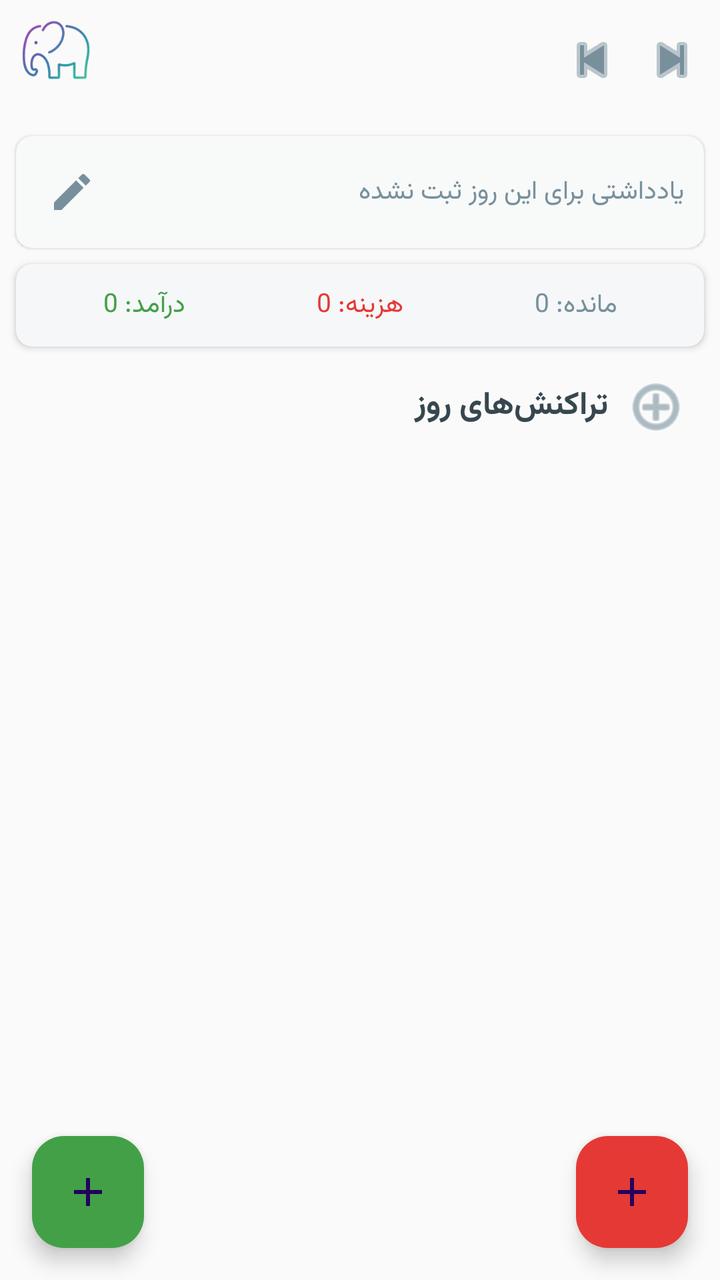
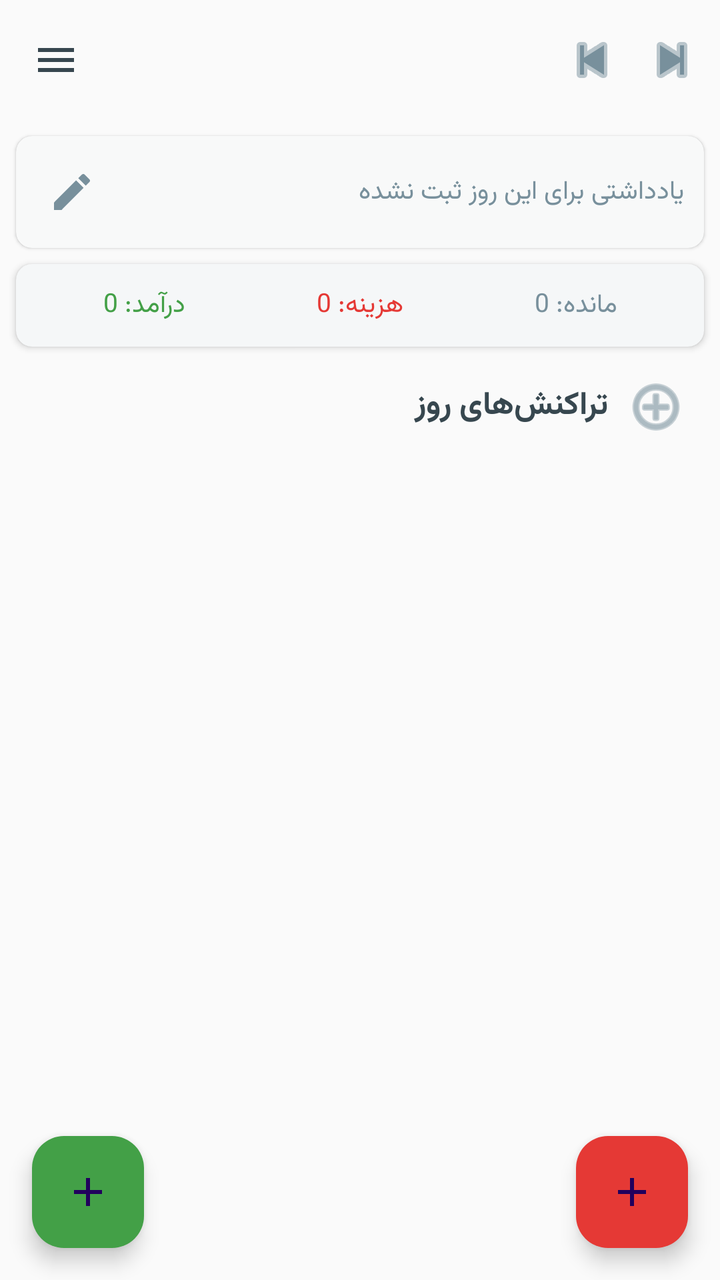

Two renders of the same Android screen: before a commit and after it. Below are the layout's source before the change and the commit's diff.
<!-- AndroidManifest.xml: application theme Theme.PillTracker -->
<!-- res/layout/activity_main.xml -->
<?xml version="1.0" encoding="utf-8"?>
<androidx.drawerlayout.widget.DrawerLayout xmlns:android="http://schemas.android.com/apk/res/android"
    xmlns:app="http://schemas.android.com/apk/res-auto"
    android:id="@+id/drawerLayout"
    android:layout_width="match_parent"
    android:layout_height="match_parent"
    android:background="@color/background">

    <FrameLayout
        android:layout_width="match_parent"
        android:layout_height="match_parent">

        <LinearLayout
            android:layout_width="match_parent"
            android:layout_height="match_parent"
            android:orientation="vertical">

            
            <LinearLayout
                android:layout_width="match_parent"
                android:layout_height="wrap_content"
                android:gravity="center_vertical"
                android:orientation="horizontal"
                android:paddingHorizontal="4dp"
                android:paddingVertical="6dp">

                <ImageButton
                    android:id="@+id/menuButton"
                    android:layout_width="48dp"
                    android:layout_height="48dp"
                    android:background="?attr/selectableItemBackgroundBorderless"
                    android:contentDescription="منو"
                    android:src="@drawable/ic_menu_new"
                    android:scaleType="fitCenter" />

                <TextView
                    android:id="@+id/dateHeader"
                    android:layout_width="0dp"
                    android:layout_height="wrap_content"
                    android:layout_weight="1"
                    android:gravity="center"
                    android:textColor="@color/on_surface"
                    android:textSize="16sp"
                    android:textStyle="bold" />

                <ImageButton
                    android:id="@+id/prevDayBtn"
                    android:layout_width="40dp"
                    android:layout_height="40dp"
                    android:background="?attr/selectableItemBackgroundBorderless"
                    android:contentDescription="روز قبل"
                    android:src="@android:drawable/ic_media_previous"
                    android:tint="@color/primary" />

                <ImageButton
                    android:id="@+id/nextDayBtn"
                    android:layout_width="40dp"
                    android:layout_height="40dp"
                    android:background="?attr/selectableItemBackgroundBorderless"
                    android:contentDescription="روز بعد"
                    android:src="@android:drawable/ic_media_next"
                    android:tint="@color/primary" />
            </LinearLayout>

            
            <HorizontalScrollView
                android:layout_width="match_parent"
                android:layout_height="wrap_content"
                android:scrollbars="none">

                <LinearLayout
                    android:id="@+id/dayStrip"
                    android:layout_width="wrap_content"
                    android:layout_height="wrap_content"
                    android:orientation="horizontal"
                    android:paddingHorizontal="8dp" />
            </HorizontalScrollView>

            
            <com.google.android.material.card.MaterialCardView
                android:id="@+id/noteCard"
                android:layout_width="match_parent"
                android:layout_height="wrap_content"
                android:layout_marginHorizontal="8dp"
                android:layout_marginTop="8dp"
                android:clickable="true"
                android:focusable="true"
                app:cardCornerRadius="8dp"
                app:cardElevation="1dp"
                app:strokeWidth="0dp">

                <LinearLayout
                    android:layout_width="match_parent"
                    android:layout_height="wrap_content"
                    android:gravity="center_vertical"
                    android:orientation="horizontal"
                    android:padding="10dp">

                    <ImageButton
                        android:id="@+id/noteButton"
                        android:layout_width="36dp"
                        android:layout_height="36dp"
                        android:background="?attr/selectableItemBackgroundBorderless"
                        android:contentDescription="یادداشت روزانه"
                        android:src="@drawable/ic_note"
                        android:tint="@color/primary" />

                    <TextView
                        android:id="@+id/noteText"
                        android:layout_width="0dp"
                        android:layout_height="wrap_content"
                        android:layout_marginStart="8dp"
                        android:layout_weight="1"
                        android:ellipsize="end"
                        android:maxLines="2"
                        android:text="یادداشتی برای این روز ثبت نشده"
                        android:textColor="@color/text_secondary"
                        android:textSize="13sp" />
                </LinearLayout>
            </com.google.android.material.card.MaterialCardView>

            
            <com.google.android.material.card.MaterialCardView
                android:layout_width="match_parent"
                android:layout_height="wrap_content"
                android:layout_marginHorizontal="8dp"
                android:layout_marginTop="8dp"
                app:cardCornerRadius="8dp"
                app:cardElevation="2dp"
                app:strokeWidth="0dp">

                <LinearLayout
                    android:layout_width="match_parent"
                    android:layout_height="wrap_content"
                    android:gravity="center"
                    android:orientation="horizontal"
                    android:padding="10dp">

                    <TextView
                        android:id="@+id/summaryIncome"
                        android:layout_width="0dp"
                        android:layout_height="wrap_content"
                        android:layout_weight="1"
                        android:gravity="center"
                        android:text="درآمد: 0"
                        android:textColor="@color/income_green"
                        android:textSize="13sp" />

                    <TextView
                        android:id="@+id/summaryExpense"
                        android:layout_width="0dp"
                        android:layout_height="wrap_content"
                        android:layout_weight="1"
                        android:gravity="center"
                        android:text="هزینه: 0"
                        android:textColor="@color/expense_red"
                        android:textSize="13sp" />

                    <TextView
                        android:id="@+id/summaryBalance"
                        android:layout_width="0dp"
                        android:layout_height="wrap_content"
                        android:layout_weight="1"
                        android:gravity="center"
                        android:text="مانده: 0"
                        android:textColor="@color/primary"
                        android:textSize="13sp" />
                </LinearLayout>
            </com.google.android.material.card.MaterialCardView>

            
            <LinearLayout
                android:layout_width="match_parent"
                android:layout_height="wrap_content"
                android:gravity="center_vertical"
                android:orientation="horizontal"
                android:paddingHorizontal="12dp"
                android:paddingTop="10dp"
                android:paddingBottom="2dp">

                <TextView
                    android:layout_width="0dp"
                    android:layout_height="wrap_content"
                    android:layout_weight="1"
                    android:paddingHorizontal="4dp"
                    android:text="تراکنش‌های روز"
                    android:textColor="@color/on_surface"
                    android:textSize="16sp"
                    android:textStyle="bold" />

                <ImageButton
                    android:id="@+id/addFolderBtn"
                    android:layout_width="40dp"
                    android:layout_height="40dp"
                    android:background="?attr/selectableItemBackgroundBorderless"
                    android:contentDescription="پوشه جدید برای این روز"
                    android:src="@android:drawable/ic_menu_add"
                    android:tint="@color/primary" />
            </LinearLayout>

            
            <FrameLayout
                android:layout_width="match_parent"
                android:layout_height="0dp"
                android:layout_weight="1">

                <androidx.recyclerview.widget.RecyclerView
                    android:id="@+id/recyclerView"
                    android:layout_width="match_parent"
                    android:layout_height="match_parent"
                    android:clipToPadding="false"
                    android:paddingBottom="80dp" />

                <TextView
                    android:id="@+id/emptyText"
                    android:layout_width="match_parent"
                    android:layout_height="wrap_content"
                    android:layout_gravity="center"
                    android:gravity="center"
                    android:padding="32dp"
                    android:text="هنوز تراکنشی ثبت نشده"
                    android:textColor="@color/text_secondary"
                    android:textSize="14sp"
                    android:visibility="gone" />
            </FrameLayout>
        </LinearLayout>

        
        <com.google.android.material.floatingactionbutton.FloatingActionButton
            android:id="@+id/fabExpense"
            android:layout_width="wrap_content"
            android:layout_height="wrap_content"
            android:layout_gravity="bottom|end"
            android:layout_margin="16dp"
            android:contentDescription="افزودن هزینه"
            android:src="@drawable/ic_add"
            android:tint="@color/on_primary"
            app:backgroundTint="@color/expense_red"
            app:fabSize="normal" />

        <com.google.android.material.floatingactionbutton.FloatingActionButton
            android:id="@+id/fabIncome"
            android:layout_width="wrap_content"
            android:layout_height="wrap_content"
            android:layout_gravity="bottom|start"
            android:layout_marginStart="16dp"
            android:layout_marginBottom="16dp"
            android:contentDescription="افزودن درآمد"
            android:src="@drawable/ic_add"
            android:tint="@color/on_primary"
            app:backgroundTint="@color/income_green"
            app:fabSize="normal" />
    </FrameLayout>

    
    <com.google.android.material.navigation.NavigationView
        android:id="@+id/navView"
        android:layout_width="280dp"
        android:layout_height="match_parent"
        android:layout_gravity="start"
        app:headerLayout="@layout/nav_header"
        app:menu="@menu/drawer_menu" />

</androidx.drawerlayout.widget.DrawerLayout>
<!-- res/layout/nav_header.xml (included above) -->
<?xml version="1.0" encoding="utf-8"?>
<LinearLayout xmlns:android="http://schemas.android.com/apk/res/android"
    android:layout_width="match_parent"
    android:layout_height="wrap_content"
    android:background="@color/primary"
    android:orientation="vertical"
    android:padding="20dp">

    <ImageView
        android:layout_width="48dp"
        android:layout_height="48dp"
        android:contentDescription="آیکون"
        android:src="@drawable/ic_elephant" />

    <TextView
        android:layout_width="wrap_content"
        android:layout_height="wrap_content"
        android:layout_marginTop="12dp"
        android:text="PillTracker"
        android:textColor="@color/on_primary"
        android:textSize="18sp"
        android:textStyle="bold" />

    <TextView
        android:layout_width="wrap_content"
        android:layout_height="wrap_content"
        android:text="مدیریت هزینه‌ها و درآمدها"
        android:textColor="@color/on_primary"
        android:textSize="12sp" />
</LinearLayout>
<!-- resources referenced by this layout -->
<resources>
  <color name="background">#FFFAFAFA</color>
  <color name="expense_red">#FFE53935</color>
  <color name="income_green">#FF43A047</color>
  <color name="on_primary">#FFFFFFFF</color>
  <color name="on_surface">#FF37474F</color>
  <color name="primary">#FF78909C</color>
  <color name="text_secondary">#FF78909C</color>
  <!-- drawable ic_add (drawable) -->
  <?xml version="1.0" encoding="utf-8"?>
  <vector xmlns:android="http://schemas.android.com/apk/res/android"
      android:width="24dp"
      android:height="24dp"
      android:viewportWidth="24"
      android:viewportHeight="24">
      <path
          android:fillColor="#FFFFFF"
          android:pathData="M19,13h-6v6h-2v-6H5v-2h6V5h2v6h6v2z" />
  </vector>
  <!-- drawable ic_elephant (drawable) -->
  <?xml version="1.0" encoding="utf-8"?>
  <vector xmlns:android="http://schemas.android.com/apk/res/android"
      android:width="108dp"
      android:height="108dp"
      android:viewportWidth="108"
      android:viewportHeight="108">
  
    
    <path
        android:fillColor="#FFFFFFFF"
        android:pathData="M0,0h108v108h-108z"/>
  
    
  
    
    <path
        android:fillColor="#00000000"
        android:strokeColor="#5B8DEF"
        android:strokeWidth="5"
        android:strokeLineCap="round"
        android:strokeLineJoin="round"
        android:pathData="M28,68
          C28,56 38,47 54,47
          C70,47 80,56 80,68
          C80,77 72,82 62,82
          C50,82 40,78 32,72"/>
  
    
    <path
        android:fillColor="#00000000"
        android:strokeColor="#7B6EF7"
        android:strokeWidth="5"
        android:strokeLineCap="round"
        android:pathData="M46,47
          C46,35 54,29 62,29
          C70,29 76,35 76,45
          C76,53 70,57 62,57
          C54,57 46,53 46,47"/>
  
    
    <path
        android:fillColor="#00000000"
        android:strokeColor="#A855F7"
        android:strokeWidth="4.5"
        android:strokeLineCap="round"
        android:pathData="M70,37
          C76,32 82,36 83,43
          C84,50 80,54 74,53"/>
  
    
    <path
        android:fillColor="#00000000"
        android:strokeColor="#5B8DEF"
        android:strokeWidth="4.5"
        android:strokeLineCap="round"
        android:pathData="M46,52
          C43,55 40,59 40,64
          C40,69 43,73 48,74
          C52,75 55,72 56,68"/>
  
    
    <path
        android:fillColor="#00000000"
        android:strokeColor="#A855F7"
        android:strokeWidth="3.5"
        android:strokeLineCap="round"
        android:pathData="M80,65
          C85,62 89,64 90,68
          C91,72 88,75 84,74"/>
  
  </vector>
  <!-- drawable ic_menu_new: png bitmap (drawable-nodpi, 18463 bytes) -->
  <!-- drawable ic_note (drawable) -->
  <?xml version="1.0" encoding="utf-8"?>
  <vector xmlns:android="http://schemas.android.com/apk/res/android"
      android:width="24dp"
      android:height="24dp"
      android:viewportWidth="24"
      android:viewportHeight="24">
      <path
          android:fillColor="#FF000000"
          android:pathData="M3,17.25V21h3.75L17.81,9.94l-3.75,-3.75L3,17.25zM20.71,7.04c0.39,-0.39 0.39,-1.02 0,-1.41l-2.34,-2.34c-0.39,-0.39 -1.02,-0.39 -1.41,0l-1.83,1.83 3.75,3.75 1.83,-1.83z" />
  </vector>
  <style name="Theme.PillTracker" parent="Theme.Material3.DayNight.NoActionBar">
          <item name="colorPrimary">@color/primary</item>
          <item name="colorOnPrimary">@color/on_primary</item>
          <item name="colorSecondary">@color/secondary</item>
          <item name="colorSurface">@color/surface</item>
          <item name="colorOnSurface">@color/on_surface</item>
          <item name="android:fontFamily">@font/vazirmatn</item>
          <item name="fontFamily">@font/vazirmatn</item>
          <item name="android:statusBarColor">@color/background</item>
          <item name="android:windowBackground">@color/background</item>
      </style>
  <color name="secondary">#FF90A4AE</color>
  <color name="surface">#FFFFFFFF</color>
</resources>

<!-- the commit's change to res/layout/activity_main.xml (unified diff, before → after) -->
@@ -30,8 +30,8 @@
                     android:layout_height="48dp"
                     android:background="?attr/selectableItemBackgroundBorderless"
                     android:contentDescription="منو"
-                    android:src="@drawable/ic_menu_new"
-                    android:scaleType="fitCenter" />
+                    android:src="@drawable/ic_menu"
+                    android:tint="@color/on_surface" />
 
                 <TextView
                     android:id="@+id/dateHeader"
@@ -275,7 +275,8 @@
         android:layout_width="48dp"
         android:layout_height="48dp"
         android:contentDescription="آیکون"
-        android:src="@drawable/ic_elephant" />
+        android:scaleType="fitCenter"
+        android:src="@drawable/ic_menu_new" />
 
     <TextView
         android:layout_width="wrap_content"
<!-- resource entries referenced after the edit -->
@@ -18,77 +18,16 @@
           android:fillColor="#FFFFFF"
           android:pathData="M19,13h-6v6h-2v-6H5v-2h6V5h2v6h6v2z" />
   </vector>
-  <!-- drawable ic_elephant (drawable) -->
+  <!-- drawable ic_menu (drawable) -->
   <?xml version="1.0" encoding="utf-8"?>
   <vector xmlns:android="http://schemas.android.com/apk/res/android"
-      android:width="108dp"
-      android:height="108dp"
-      android:viewportWidth="108"
-      android:viewportHeight="108">
-  
-    
-    <path
-        android:fillColor="#FFFFFFFF"
-        android:pathData="M0,0h108v108h-108z"/>
-  
-    
-  
-    
-    <path
-        android:fillColor="#00000000"
-        android:strokeColor="#5B8DEF"
-        android:strokeWidth="5"
-        android:strokeLineCap="round"
-        android:strokeLineJoin="round"
-        android:pathData="M28,68
-          C28,56 38,47 54,47
-          C70,47 80,56 80,68
-          C80,77 72,82 62,82
-          C50,82 40,78 32,72"/>
-  
-    
-    <path
-        android:fillColor="#00000000"
-        android:strokeColor="#7B6EF7"
-        android:strokeWidth="5"
-        android:strokeLineCap="round"
-        android:pathData="M46,47
-          C46,35 54,29 62,29
-          C70,29 76,35 76,45
-          C76,53 70,57 62,57
-          C54,57 46,53 46,47"/>
-  
-    
-    <path
-        android:fillColor="#00000000"
-        android:strokeColor="#A855F7"
-        android:strokeWidth="4.5"
-        android:strokeLineCap="round"
-        android:pathData="M70,37
-          C76,32 82,36 83,43
-          C84,50 80,54 74,53"/>
-  
-    
-    <path
-        android:fillColor="#00000000"
-        android:strokeColor="#5B8DEF"
-        android:strokeWidth="4.5"
-        android:strokeLineCap="round"
-        android:pathData="M46,52
-          C43,55 40,59 40,64
-          C40,69 43,73 48,74
-          C52,75 55,72 56,68"/>
-  
-    
-    <path
-        android:fillColor="#00000000"
-        android:strokeColor="#A855F7"
-        android:strokeWidth="3.5"
-        android:strokeLineCap="round"
-        android:pathData="M80,65
-          C85,62 89,64 90,68
-          C91,72 88,75 84,74"/>
-  
+      android:width="24dp"
+      android:height="24dp"
+      android:viewportWidth="24"
+      android:viewportHeight="24">
+      <path
+          android:fillColor="#FF000000"
+          android:pathData="M3,6h18v2H3zM3,11h18v2H3zM3,16h18v2H3z" />
   </vector>
   <!-- drawable ic_menu_new: png bitmap (drawable-nodpi, 18463 bytes) -->
   <!-- drawable ic_note (drawable) -->
